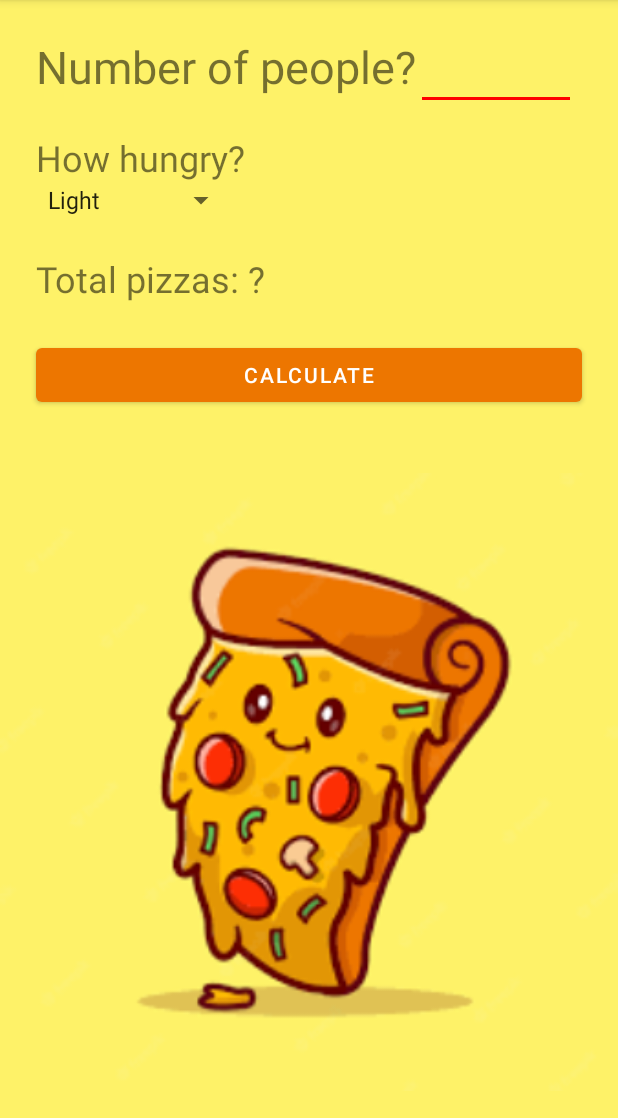
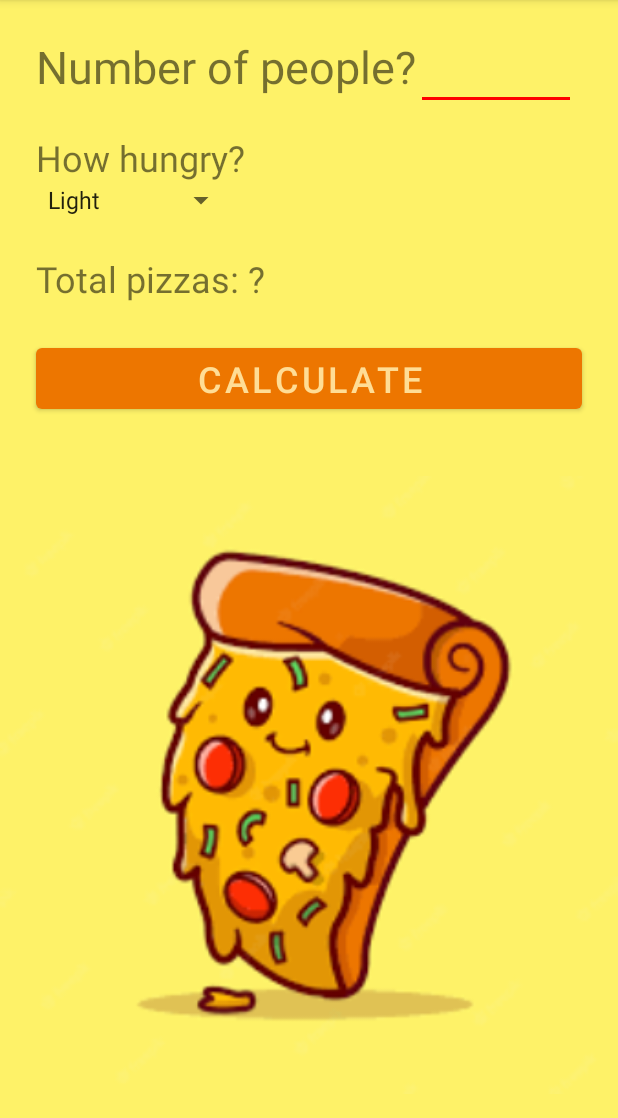
Before and after one commit to Jonathan-R-Diaz/pizzaparty, an Android app: the screen it shows after launch (MainActivity), on a phone screen of 412 x 824 dp, the part 84-1202 px from its top. Run offline under Robolectric (Android 15) with nearby library versions, the phone set to English and light mode, and no system bars.

Commit message:
Added styles.xml

```diff
--- a/app/src/main/res/layout/activity_main.xml
+++ b/app/src/main/res/layout/activity_main.xml
@@ -76,6 +76,7 @@
         android:layout_height="wrap_content"
         android:layout_margin="@dimen/default_margin"
         android:onClick="calculateClick"
+        style="@style/CalcButton"
 
         app:layout_constraintLeft_toLeftOf="@id/num_pizzas_text_view"
         app:layout_constraintTop_toBottomOf="@id/num_pizzas_text_view"/>
--- a/app/src/main/res/values/colors.xml
+++ b/app/src/main/res/values/colors.xml
@@ -10,4 +10,5 @@
     <color name="orange_600">#ED7600</color>
     <color name="red">#FF0000</color>
     <color name="yellow_pic">#FEF268</color>
+    <color name="mushroom_beige">#FFDD95</color>
 </resources>
--- /dev/null
+++ b/app/src/main/res/values/styles.xml
@@ -0,0 +1,6 @@
+<resources>
+    <style name="CalcButton">
+        <item name="android:textSize">24sp</item>
+        <item name="android:textColor">@color/mushroom_beige</item>
+    </style>
+</resources>
```
